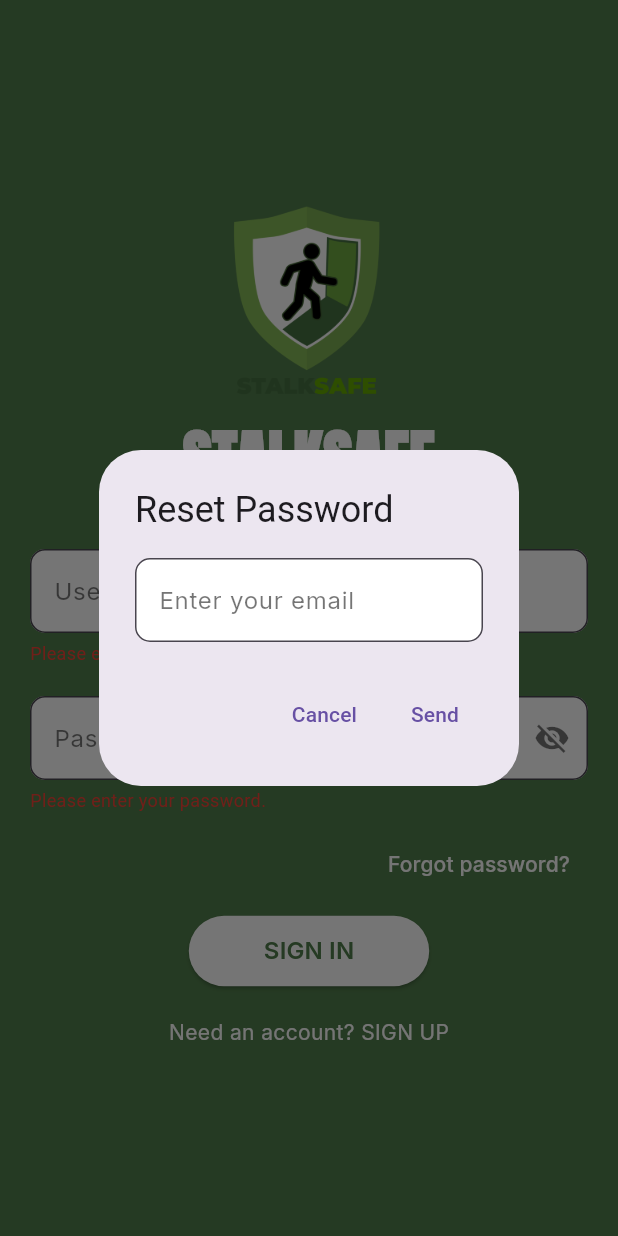
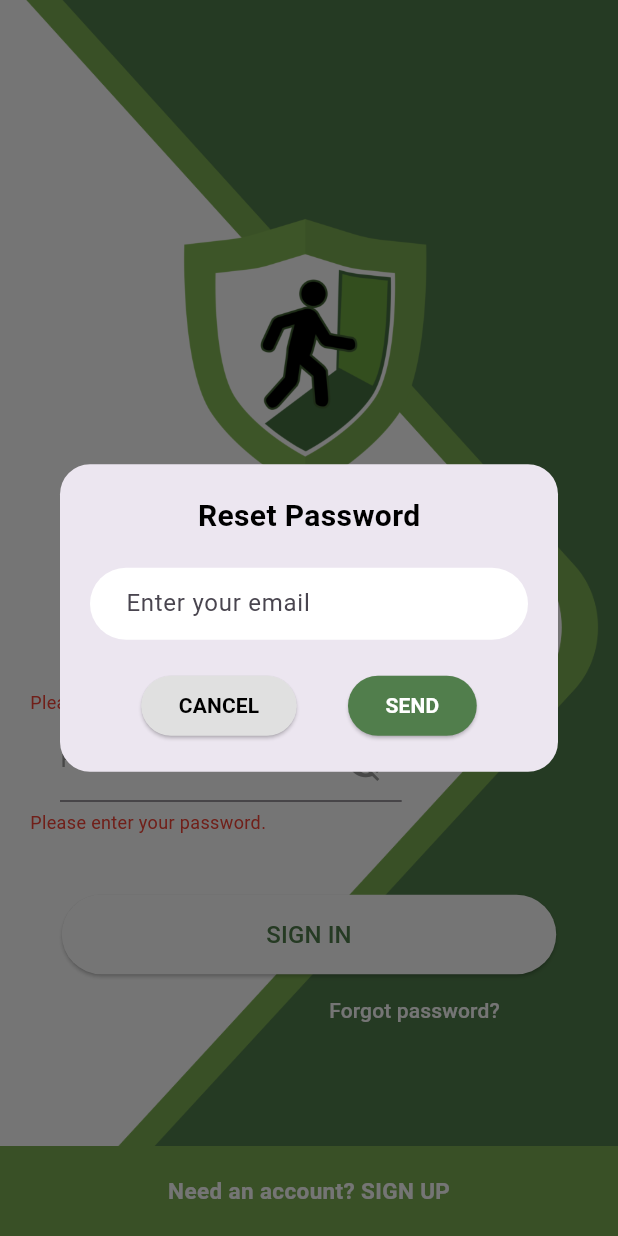
Before and after one commit to farahmunh/stalk_safe, a Flutter app: the screen it shows after launch, after a tap on "SIGN IN", after a tap on "Forgot password?", on a phone screen of 412 x 824 dp. Run offline on Flutter 3.47's test engine with Material 3 defaults, Android fonts, the phone set to English and light mode, and no system bars; our stand-ins replace cloud_firestore, firebase_auth, firebase_core, geolocator, google_fonts, google_maps_flutter; missing offline and left inert: app_settings; accounts and stored records are empty.

Commit message:
22nd commit

```diff
--- a/lib/signin.dart
+++ b/lib/signin.dart
@@ -1,10 +1,9 @@
 import 'package:flutter/material.dart';
 import 'package:firebase_auth/firebase_auth.dart';
 import 'package:cloud_firestore/cloud_firestore.dart';
-import 'package:google_fonts/google_fonts.dart';
 
 class SignIn extends StatefulWidget {
-  const SignIn({super.key});
+  const SignIn({Key? key}) : super(key: key);
 
   @override
   _SignInState createState() => _SignInState();
@@ -13,14 +12,15 @@ class SignIn extends StatefulWidget {
 class _SignInState extends State<SignIn> {
   final TextEditingController _usernameController = TextEditingController();
   final TextEditingController _passwordController = TextEditingController();
+
   final FirebaseAuth _auth = FirebaseAuth.instance;
   final FirebaseFirestore _firestore = FirebaseFirestore.instance;
-  bool _isPasswordVisible = false; // Toggle for password visibility
 
-  String? _usernameError; // Error message for username field
-  String? _passwordError; // Error message for password field
+  bool _isPasswordVisible = false;
+  String? _usernameError;
+  String? _passwordError;
 
-  Future<void> _signInWithUsernameAndPassword(BuildContext context) async {
+  Future<void> _signInWithUsername(BuildContext context) async {
     final username = _usernameController.text.trim();
     final password = _passwordController.text.trim();
 
@@ -31,11 +31,11 @@ class _SignInState extends State<SignIn> {
     });
 
     if (_usernameError != null || _passwordError != null) {
-      return; // Exit if any field is invalid
+      return;
     }
 
     try {
-      // Fetch the email from Firestore using the entered username
+      // Fetch email by username
       QuerySnapshot userQuery = await _firestore
           .collection('users')
           .where('username', isEqualTo: username)
@@ -48,15 +48,14 @@ class _SignInState extends State<SignIn> {
         return;
       }
 
-      String email = userQuery.docs[0]['email'];
+      String email = userQuery.docs.first['email'];
 
-      // Sign in with the fetched email and entered password
+      // Authenticate user
       await _auth.signInWithEmailAndPassword(
         email: email,
         password: password,
       );
 
-      // Navigate to the home screen
       Navigator.pushNamed(context, '/home');
     } on FirebaseAuthException catch (e) {
       if (e.code == 'wrong-password') {
@@ -74,30 +73,72 @@ class _SignInState extends State<SignIn> {
   Future<void> _resetPassword(BuildContext context) async {
     final TextEditingController emailController = TextEditingController();
 
-    // Show a dialog to ask for email
     showDialog(
       context: context,
       builder: (context) {
-        return AlertDialog(
-          title: const Text("Reset Password"),
-          content: TextField(
+        return Dialog(
+          shape: RoundedRectangleBorder(
+            borderRadius: BorderRadius.circular(20.0),
+          ),
+          child: Padding(
+            padding: const EdgeInsets.all(20.0),
+            child: Column(
+              mainAxisSize: MainAxisSize.min,
+              children: [
+                // Title
+                const Text(
+                  "Reset Password",
+                  style: TextStyle(
+                    fontSize: 20,
+                    fontWeight: FontWeight.bold,
+                    color: Colors.black,
+                  ),
+                ),
+                const SizedBox(height: 20),
+
+                TextField(
                   controller: emailController,
                   decoration: InputDecoration(
                     hintText: "Enter your email",
-              hintStyle: GoogleFonts.inter(color: Colors.black54),
                     filled: true,
                     fillColor: Colors.white,
                     border: OutlineInputBorder(
-                borderRadius: BorderRadius.circular(10.0),
+                      borderRadius: BorderRadius.circular(30.0),
+                      borderSide: BorderSide.none,
+                    ),
+                    contentPadding:
+                        const EdgeInsets.symmetric(horizontal: 20.0, vertical: 10.0),
+                  ),
+                ),
+                const SizedBox(height: 20),
+
+                Row(
+                  mainAxisAlignment: MainAxisAlignment.spaceEvenly,
+                  children: [
+                    ElevatedButton(
+                      onPressed: () {
+                        Navigator.of(context).pop();
+                      },
+                      style: ElevatedButton.styleFrom(
+                        backgroundColor: Colors.grey[300], // Gray background
+                        padding: const EdgeInsets.symmetric(
+                          horizontal: 25,
+                          vertical: 10,
+                        ),
+                        shape: RoundedRectangleBorder(
+                          borderRadius: BorderRadius.circular(30.0),
+                        ),
+                      ),
+                      child: const Text(
+                        "CANCEL",
+                        style: TextStyle(
+                          color: Colors.black, // Black text
+                          fontWeight: FontWeight.bold,
                         ),
                       ),
                     ),
-          actions: [
-            TextButton(
-              onPressed: () => Navigator.of(context).pop(),
-              child: const Text("Cancel"),
-            ),
-            TextButton(
+
+                    ElevatedButton(
                       onPressed: () async {
                         final email = emailController.text.trim();
                         if (email.isEmpty) {
@@ -108,14 +149,12 @@ class _SignInState extends State<SignIn> {
                         }
 
                         try {
-                  // Check if email exists in Firestore
                           QuerySnapshot userQuery = await _firestore
                               .collection('users')
                               .where('email', isEqualTo: email)
                               .get();
 
                           if (userQuery.docs.isEmpty) {
-                    // If no matching email is found, show error message
                             Navigator.of(context).pop();
                             ScaffoldMessenger.of(context).showSnackBar(
                               const SnackBar(
@@ -124,7 +163,6 @@ class _SignInState extends State<SignIn> {
                             return;
                           }
 
-                  // If email is found, send password reset email
                           await _auth.sendPasswordResetEmail(email: email);
                           Navigator.of(context).pop();
                           ScaffoldMessenger.of(context).showSnackBar(
@@ -139,9 +177,29 @@ class _SignInState extends State<SignIn> {
                           );
                         }
                       },
-              child: const Text("Send"),
+                      style: ElevatedButton.styleFrom(
+                        backgroundColor: const Color(0xFF517E4C), // Green background
+                        padding: const EdgeInsets.symmetric(
+                          horizontal: 25,
+                          vertical: 10,
+                        ),
+                        shape: RoundedRectangleBorder(
+                          borderRadius: BorderRadius.circular(30.0),
+                        ),
+                      ),
+                      child: const Text(
+                        "SEND",
+                        style: TextStyle(
+                          color: Colors.white, // White text
+                          fontWeight: FontWeight.bold,
+                        ),
+                      ),
                     ),
                   ],
+                ),
+              ],
+            ),
+          ),
         );
       },
     );
@@ -150,90 +208,117 @@ class _SignInState extends State<SignIn> {
   @override
   Widget build(BuildContext context) {
     return Scaffold(
-      backgroundColor: const Color(0xFF517E4C), // Updated background color
-      body: Padding(
+      body: Stack(
+        children: [
+          // Background Image
+          Positioned.fill(
+            child: Image.asset(
+              'assets/signin_background.png',
+              fit: BoxFit.cover,
+            ),
+          ),
+          Padding(
             padding: const EdgeInsets.all(20.0),
-        child: Center(
             child: Column(
               mainAxisAlignment: MainAxisAlignment.center,
               children: [
-              Image.asset('assets/logo.png', height: 150),
-              Text(
-                'STALKSAFE',
-                style: GoogleFonts.anton(
-                  fontSize: 42,
-                  fontWeight: FontWeight.bold, // Bold Anton font
-                  color: Colors.white,
+                Image.asset(
+                  'assets/logo.png',
+                  height: 250,
                 ),
-              ),
-              const SizedBox(height: 20),
+                const SizedBox(height: 30),
                 _buildTextField(
                   'Username',
                   _usernameController,
                   errorMessage: _usernameError,
                 ),
+                const SizedBox(height: 10),
                 _buildPasswordField(),
-              Align(
-                alignment: Alignment.centerRight,
-                child: TextButton(
-                  onPressed: () => _resetPassword(context),
-                  child: Text(
-                    'Forgot password?',
-                    style: GoogleFonts.inter(color: Colors.white),
+                const SizedBox(height: 40),
+
+                Container(
+                  width: MediaQuery.of(context).size.width * 0.8, // 90% of screen width
+                  child: ElevatedButton(
+                    onPressed: () => _signInWithUsername(context),
+                    style: ElevatedButton.styleFrom(
+                      backgroundColor: Colors.white,
+                      foregroundColor: const Color(0xFF517E4C),
+                      padding: const EdgeInsets.symmetric(vertical: 15), // Adjust vertical padding
+                      shape: RoundedRectangleBorder(
+                        borderRadius: BorderRadius.circular(30),
+                      ),
+                    ),
+                    child: const Text(
+                      'SIGN IN',
+                      style: TextStyle(fontSize: 16),
                     ),
                   ),
                 ),
-              const SizedBox(height: 10),
-              ElevatedButton(
-                onPressed: () => _signInWithUsernameAndPassword(context),
-                style: ElevatedButton.styleFrom(
-                  backgroundColor: Colors.white, // Button background color
-                  padding:
-                      const EdgeInsets.symmetric(horizontal: 50, vertical: 12),
-                ),
-                child: Text(
-                  'SIGN IN',
-                  style: GoogleFonts.inter(
-                    color: const Color(0xFF517E4C), // Button text color
-                    fontSize: 16,
-                    fontWeight: FontWeight.w600,
+
+                Align(
+                  alignment: Alignment(0.6, 0),
+                  child: TextButton(
+                    onPressed: () => _resetPassword(context),
+                    child: const Text(
+                      'Forgot password?',
+                      style: TextStyle(
+                        color: Colors.white,
+                        fontSize: 14,
                       ),
                     ),
-              ),
-              const SizedBox(height: 20),
-              GestureDetector(
-                onTap: () {
-                  Navigator.pushNamed(context, '/signup');
-                },
-                child: Text(
-                  'Need an account? SIGN UP',
-                  style: GoogleFonts.inter(color: Colors.white),
                   ),
                 ),
               ],
             ),
           ),
+
+          Align(
+            alignment: Alignment.bottomCenter,
+            child: Container(
+              color: const Color(0xFF7DAF52), // Light green bar color
+              height: 60,
+              width: double.infinity,
+              alignment: Alignment.center,
+              child: GestureDetector(
+                onTap: () {
+                  Navigator.pushNamed(context, '/signup');
+                },
+                child: const Text(
+                  'Need an account? SIGN UP',
+                  style: TextStyle(
+                    color: Colors.white,
+                    fontWeight: FontWeight.bold,
+                    fontSize: 15,
+                  ),
+                ),
+              ),
+            ),
+          ),
+        ],
       ),
     );
   }
 
   Widget _buildTextField(String hintText, TextEditingController controller,
       {String? errorMessage, bool obscureText = false}) {
-    return Padding(
-      padding: const EdgeInsets.symmetric(vertical: 10.0),
-      child: Column(
+    return Column(
     crossAxisAlignment: CrossAxisAlignment.start,
     children: [
-          TextField(
+      Align(
+        alignment: Alignment.centerLeft,
+        child: Container(
+          width: MediaQuery.of(context).size.width * 0.65,
+          decoration: BoxDecoration(
+            color: Colors.white,
+            borderRadius: BorderRadius.circular(30.0),
+          ),
+          padding: const EdgeInsets.symmetric(horizontal: 20.0),
+          child: TextField(
             controller: controller,
-            obscureText: obscureText,
             decoration: InputDecoration(
               hintText: hintText,
-              hintStyle: GoogleFonts.inter(color: Colors.black54),
-              filled: true,
-              fillColor: Colors.white,
-              border: OutlineInputBorder(
-                borderRadius: BorderRadius.circular(10.0),
+              hintStyle: const TextStyle(color: Colors.grey),
+            ),
           ),
         ),
       ),
@@ -246,31 +331,32 @@ class _SignInState extends State<SignIn> {
           ),
         ),
       ],
-      ),
     );
   }
 
   Widget _buildPasswordField() {
-    return Padding(
-      padding: const EdgeInsets.symmetric(vertical: 10.0),
-      child: Column(
+    return Column(
       crossAxisAlignment: CrossAxisAlignment.start,
       children: [
-          TextField(
+        Align(
+          alignment: Alignment.centerLeft,
+          child: Container(
+            width: MediaQuery.of(context).size.width * 0.65,
+            decoration: BoxDecoration(
+              color: Colors.white,
+              borderRadius: BorderRadius.circular(30.0),
+            ),
+            padding: const EdgeInsets.symmetric(horizontal: 20.0),
+            child: TextField(
               controller: _passwordController,
               obscureText: !_isPasswordVisible,
               decoration: InputDecoration(
                 hintText: 'Password',
-              hintStyle: GoogleFonts.inter(color: Colors.black54),
-              filled: true,
-              fillColor: Colors.white,
-              border: OutlineInputBorder(
-                borderRadius: BorderRadius.circular(10.0),
-              ),
+                hintStyle: const TextStyle(color: Colors.grey),
                 suffixIcon: IconButton(
                   icon: Icon(
                     _isPasswordVisible ? Icons.visibility : Icons.visibility_off,
-                  color: Colors.black54,
+                    color: Colors.grey,
                   ),
                   onPressed: () {
                     setState(() {
@@ -280,16 +366,17 @@ class _SignInState extends State<SignIn> {
                 ),
               ),
             ),
+          ),
+        ),
         if (_passwordError != null)
           Padding(
-              padding: const EdgeInsets.only(top: 5.0),
+            padding: const EdgeInsets.only(top: 5),
             child: Text(
               _passwordError!,
               style: const TextStyle(color: Colors.red, fontSize: 12),
             ),
           ),
       ],
-      ),
     );
   }
 }
```
Also changed, not shown: assets/signin_background.png (added). Lines whose indentation alone changed are shown as unchanged.
